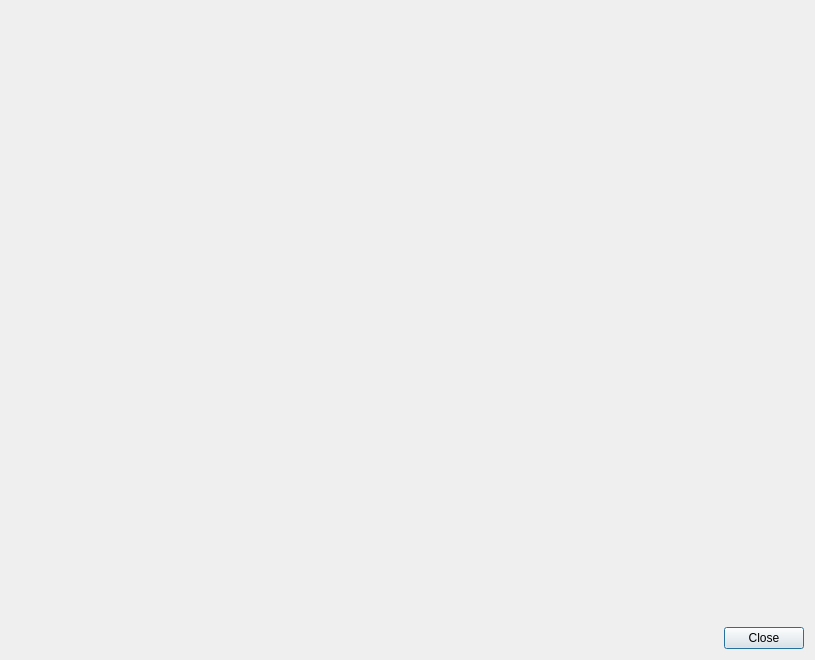
First picture: the form in CuteCaspar/MidiEditorDialog.ui, repository geertdaelemans/CuteCaspar, before the edit.
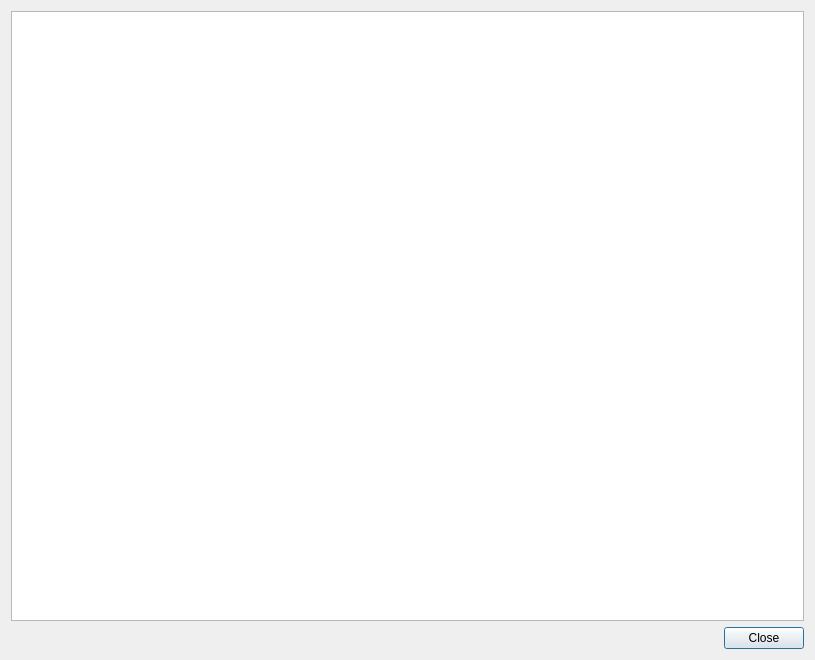
Second picture: the form after the edit. Icons and pictures are not drawn.

Commit message: Added MIDI editor with current playing note highlighted.

Patch:
```diff
--- a/CuteCaspar/MidiEditorDialog.ui
+++ b/CuteCaspar/MidiEditorDialog.ui
@@ -19,21 +19,7 @@
   </property>
   <layout class="QVBoxLayout" name="verticalLayout">
    <item>
-    <layout class="QVBoxLayout" name="verticalLayout_2">
-     <item>
-      <spacer name="verticalSpacer">
-       <property name="orientation">
-        <enum>Qt::Vertical</enum>
-       </property>
-       <property name="sizeHint" stdset="0">
-        <size>
-         <width>20</width>
-         <height>40</height>
-        </size>
-       </property>
-      </spacer>
-     </item>
-    </layout>
+    <widget class="QTableView" name="tableView"/>
    </item>
    <item>
     <layout class="QHBoxLayout" name="horizontalLayout">
```
Left out of the diff: 19 changed lines with no effect on the pictures. The commit also changes 6 other files.
